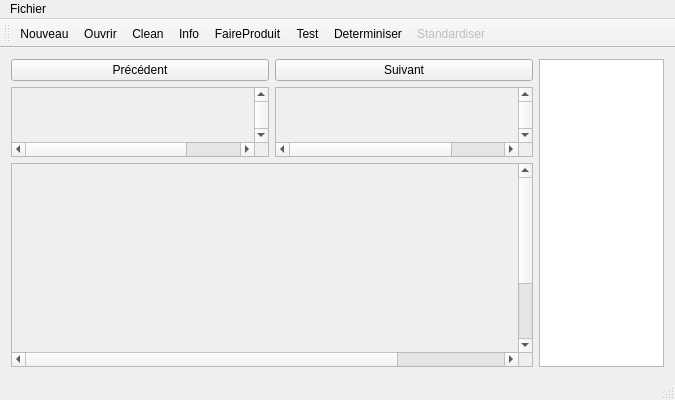
This is automate-project/mainwindow.ui in kladier/projetTL as Qt 5 draws it before an edit. The edited form follows.
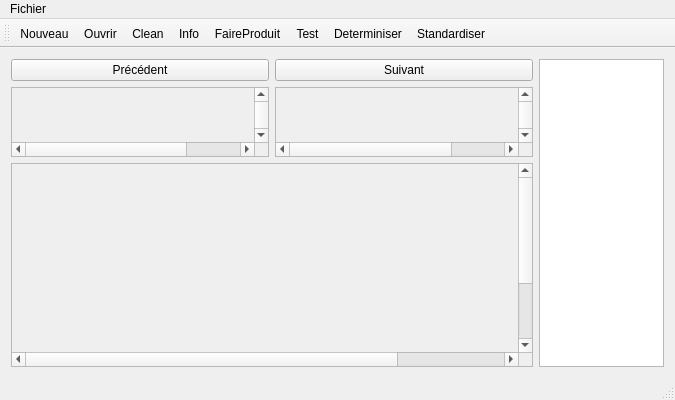
This is the edited form. Icons and pictures are not drawn.

```diff
--- a/automate-project/mainwindow.ui
+++ b/automate-project/mainwindow.ui
@@ -341,7 +341,7 @@
   </action>
   <action name="actionStandardiser">
    <property name="enabled">
-    <bool>false</bool>
+    <bool>true</bool>
    </property>
    <property name="icon">
     <iconset resource="../../../../test/automate-project/Images.qrc">
```
Left out of the diff: 27 changed lines with no effect on the pictures.
